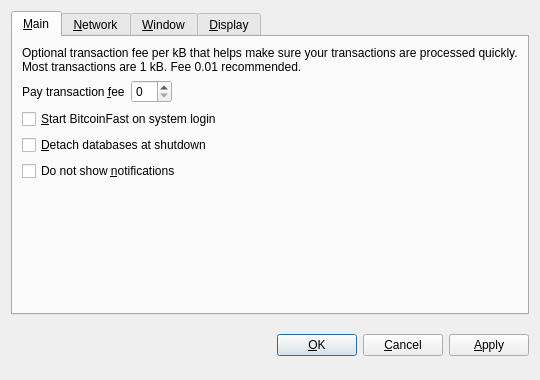
This is src/qt/forms/optionsdialog.ui in Crypto-Currency/Bitcoin-Fast as Qt 5 draws it before an edit. The edited form follows.
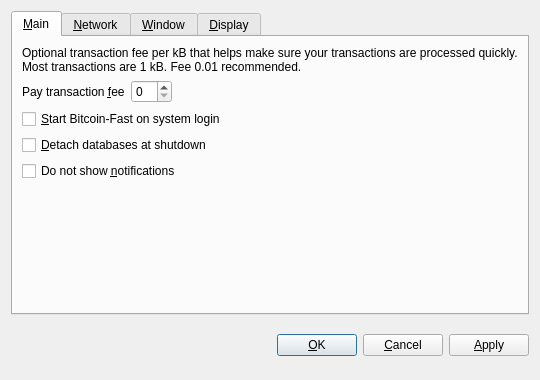
This is the edited form. Custom widgets are drawn as their Qt base class.

```diff
--- a/src/qt/forms/optionsdialog.ui
+++ b/src/qt/forms/optionsdialog.ui
@@ -82,7 +82,7 @@
           <string>Automatically start BitcoinFast after logging in to the system.</string>
          </property>
          <property name="text">
-          <string>&amp;Start BitcoinFast on system login</string>
+          <string>&amp;Start Bitcoin-Fast on system login</string>
          </property>
         </widget>
        </item>
```
Left out of the diff: 10 changed lines with no effect on the pictures.
